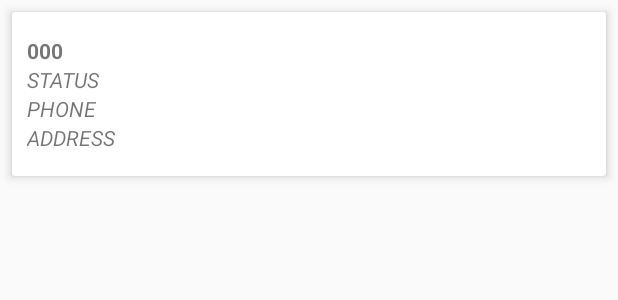
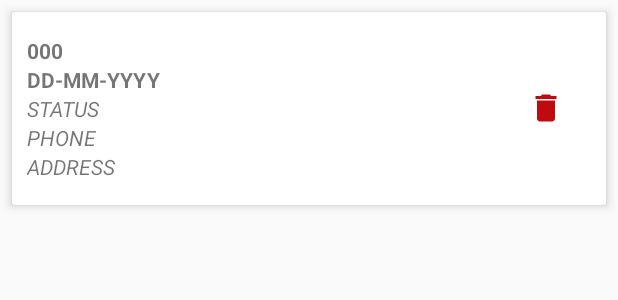
Before and after one commit to mian12/FoodApp, an Android app: the layout row_order_status.xml on its own in the app's theme, with its tools: preview values and no code run, on a phone screen of 412 x 824 dp. Shown: the top 300 px of the screen. Run offline under Robolectric (Android 15) with nearby library versions, the phone set to English and light mode, and no system bars.

Commit message:
order cancel and date  implemented

```diff
--- a/app/src/main/java/com/solution/alnahar/eatit/viewHolder/OrderViewHolder.java
+++ b/app/src/main/java/com/solution/alnahar/eatit/viewHolder/OrderViewHolder.java
@@ -11,8 +11,8 @@ import com.solution.alnahar.eatit.R;
 public class OrderViewHolder extends RecyclerView.ViewHolder implements View.OnClickListener {
 
 
-    public TextView order_id,order_status,order_phone,order_address;
-    public ImageView menuImage;
+    public TextView order_id,order_status,order_phone,order_address,order_date;
+    public ImageView delete_order;
     public ItemClickListner itemClickListner;
 
     public OrderViewHolder(View itemView) {
@@ -22,6 +22,8 @@ public class OrderViewHolder extends RecyclerView.ViewHolder implements View.OnC
         order_status = itemView.findViewById(R.id.order_status);
         order_phone = itemView.findViewById(R.id.order_phone);
         order_address = itemView.findViewById(R.id.order_address);
+        delete_order = itemView.findViewById(R.id.delete_order);
+        order_date= itemView.findViewById(R.id.order_date);
 
 
         itemView.setOnClickListener(this);
--- /dev/null
+++ b/app/src/main/res/drawable/ic_delete_red_24dp.xml
@@ -0,0 +1,5 @@
+<vector android:height="24dp" android:tint="#BF0A0F"
+    android:viewportHeight="24.0" android:viewportWidth="24.0"
+    android:width="24dp" xmlns:android="http://schemas.android.com/apk/res/android">
+    <path android:fillColor="#FF000000" android:pathData="M6,19c0,1.1 0.9,2 2,2h8c1.1,0 2,-0.9 2,-2V7H6v12zM19,4h-3.5l-1,-1h-5l-1,1H5v2h14V4z"/>
+</vector>
--- a/app/src/main/res/layout/row_order_status.xml
+++ b/app/src/main/res/layout/row_order_status.xml
@@ -15,7 +15,7 @@
         android:layout_height="wrap_content">
 
         <LinearLayout
-            android:layout_weight="9"
+            android:layout_weight="8"
             android:orientation="vertical"
             android:layout_width="0dp"
             android:layout_height="wrap_content">
@@ -24,6 +24,15 @@
                 android:layout_width="wrap_content"
                 android:layout_height="wrap_content"
                 android:text="000"
+                android:textStyle="bold"
+                android:textAllCaps="true"
+                android:layout_marginLeft="10dp"
+                android:layout_gravity="center_vertical|start"/>
+            <TextView
+                android:id="@+id/order_date"
+                android:layout_width="wrap_content"
+                android:layout_height="wrap_content"
+                android:text="dd-mm-yyyy"
                 android:textStyle="bold"
                 android:textAllCaps="true"
                 android:layout_marginLeft="10dp"
@@ -59,6 +68,20 @@
 
         </LinearLayout>
 
+        <LinearLayout
+            android:layout_weight="2"
+            android:layout_width="0dp"
+            android:gravity="center"
+            android:layout_height="wrap_content">
+
+            <ImageView
+                android:id="@+id/delete_order"
+                android:src="@drawable/ic_delete_red_24dp"
+                android:layout_width="wrap_content"
+                android:layout_height="wrap_content" />
+
+        </LinearLayout>
+
 
 
 
```
Also changed, not shown: app/src/main/java/com/solution/alnahar/eatit/Common/Common.java (+16 -0 lines), app/src/main/java/com/solution/alnahar/eatit/Model/Request.java (+6 -3 lines), app/src/main/java/com/solution/alnahar/eatit/orderStatus/OrderStatusActivity.java (+71 -2 lines).
